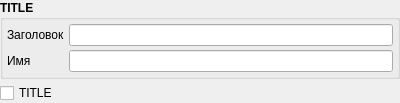
Before: the Qt Designer form src/components/variableboolframe.ui in Gris87/ProtocolCreator, drawn with Qt 5.
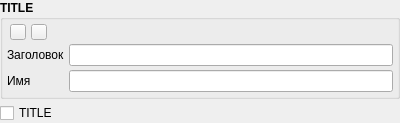
After: the same form once the commit is applied. Icons and pictures are not drawn.

Commit message: Allow to copy variables and components

What changed in the file:
```diff
--- a/src/components/variableboolframe.ui
+++ b/src/components/variableboolframe.ui
@@ -7,7 +7,7 @@
     <x>0</x>
     <y>0</y>
     <width>400</width>
-    <height>88</height>
+    <height>110</height>
    </rect>
   </property>
   <property name="windowTitle">
@@ -38,7 +38,7 @@
       <property name="spacing">
        <number>4</number>
       </property>
-      <item row="0" column="0">
+      <item row="1" column="0">
        <widget class="QLabel" name="nameLabel">
         <property name="font">
          <font>
@@ -51,7 +51,7 @@
         </property>
        </widget>
       </item>
-      <item row="0" column="1">
+      <item row="1" column="1">
        <widget class="QLineEdit" name="nameEdit">
         <property name="font">
          <font>
@@ -61,7 +61,7 @@
         </property>
        </widget>
       </item>
-      <item row="1" column="0">
+      <item row="2" column="0">
        <widget class="QLabel" name="varNameLabel">
         <property name="font">
          <font>
@@ -74,7 +74,7 @@
         </property>
        </widget>
       </item>
-      <item row="1" column="1">
+      <item row="2" column="1">
        <widget class="QLineEdit" name="varNameEdit">
         <property name="font">
          <font>
@@ -84,6 +84,183 @@
         </property>
        </widget>
       </item>
+      <item row="0" column="0">
+       <layout class="QHBoxLayout" name="horizontalLayout_3">
+        <property name="spacing">
+         <number>2</number>
+        </property>
+        <item>
+         <widget class="QPushButton" name="upButton">
+          <property name="sizePolicy">
+           <sizepolicy hsizetype="Fixed" vsizetype="Fixed">
+            <horstretch>0</horstretch>
+            <verstretch>0</verstretch>
+           </sizepolicy>
+          </property>
+          <property name="maximumSize">
+           <size>
+            <width>16</width>
+            <height>16</height>
+           </size>
+          </property>
+          <property name="font">
+           <font>
+            <weight>50</weight>
+            <bold>false</bold>
+           </font>
+          </property>
+          <property name="text">
+           <string/>
+          </property>
+          <property name="icon">
+           <iconset resource="../../Resources.qrc">
+            <normaloff>:/images/Up.png</normaloff>:/images/Up.png</iconset>
+          </property>
+          <property name="iconSize">
+           <size>
+            <width>14</width>
+            <height>14</height>
+           </size>
+          </property>
+         </widget>
+        </item>
+        <item>
+         <widget class="QPushButton" name="downButton">
+          <property name="sizePolicy">
+           <sizepolicy hsizetype="Fixed" vsizetype="Fixed">
+            <horstretch>0</horstretch>
+            <verstretch>0</verstretch>
+           </sizepolicy>
+          </property>
+          <property name="maximumSize">
+           <size>
+            <width>16</width>
+            <height>16</height>
+           </size>
+          </property>
+          <property name="font">
+           <font>
+            <weight>50</weight>
+            <bold>false</bold>
+           </font>
+          </property>
+          <property name="text">
+           <string/>
+          </property>
+          <property name="icon">
+           <iconset resource="../../Resources.qrc">
+            <normaloff>:/images/Down.png</normaloff>:/images/Down.png</iconset>
+          </property>
+          <property name="iconSize">
+           <size>
+            <width>14</width>
+            <height>14</height>
+           </size>
+          </property>
+         </widget>
+        </item>
+        <item>
+         <spacer name="horizontalSpacer_2">
+          <property name="orientation">
+           <enum>Qt::Horizontal</enum>
+          </property>
+          <property name="sizeType">
+           <enum>QSizePolicy::Fixed</enum>
+          </property>
+          <property name="sizeHint" stdset="0">
+           <size>
+            <width>15</width>
+            <height>0</height>
+           </size>
+          </property>
+         </spacer>
+        </item>
+       </layout>
+      </item>
+      <item row="0" column="1">
+       <layout class="QHBoxLayout" name="horizontalLayout_2">
+        <property name="spacing">
+         <number>2</number>
+        </property>
+        <item>
+         <spacer name="horizontalSpacer">
+          <property name="orientation">
+           <enum>Qt::Horizontal</enum>
+          </property>
+          <property name="sizeHint" stdset="0">
+           <size>
+            <width>0</width>
+            <height>0</height>
+           </size>
+          </property>
+         </spacer>
+        </item>
+        <item>
+         <widget class="QPushButton" name="copyButton">
+          <property name="sizePolicy">
+           <sizepolicy hsizetype="Fixed" vsizetype="Fixed">
+            <horstretch>0</horstretch>
+            <verstretch>0</verstretch>
+           </sizepolicy>
+          </property>
+          <property name="maximumSize">
+           <size>
+            <width>16</width>
+            <height>16</height>
+           </size>
+          </property>
+          <property name="font">
+           <font>
+            <weight>50</weight>
+            <bold>false</bold>
+           </font>
+          </property>
+          <property name="text">
+           <string/>
+          </property>
+          <property name="icon">
+           <iconset resource="../../Resources.qrc">
+            <normaloff>:/images/CopyComponent.png</normaloff>:/images/CopyComponent.png</iconset>
+          </property>
+          <property name="flat">
+           <bool>true</bool>
+          </property>
+         </widget>
+        </item>
+        <item>
+         <widget class="QPushButton" name="deleteButton">
+          <property name="sizePolicy">
+           <sizepolicy hsizetype="Fixed" vsizetype="Fixed">
+            <horstretch>0</horstretch>
+            <verstretch>0</verstretch>
+           </sizepolicy>
+          </property>
+          <property name="maximumSize">
+           <size>
+            <width>16</width>
+            <height>16</height>
+           </size>
+          </property>
+          <property name="font">
+           <font>
+            <weight>50</weight>
+            <bold>false</bold>
+           </font>
+          </property>
+          <property name="text">
+           <string/>
+          </property>
+          <property name="icon">
+           <iconset resource="../../Resources.qrc">
+            <normaloff>:/images/Delete.png</normaloff>:/images/Delete.png</iconset>
+          </property>
+          <property name="flat">
+           <bool>true</bool>
+          </property>
+         </widget>
+        </item>
+       </layout>
+      </item>
      </layout>
     </widget>
    </item>
```
Left out of the diff: 4 changed lines with no effect on the pictures. The commit also changes 27 other files.
